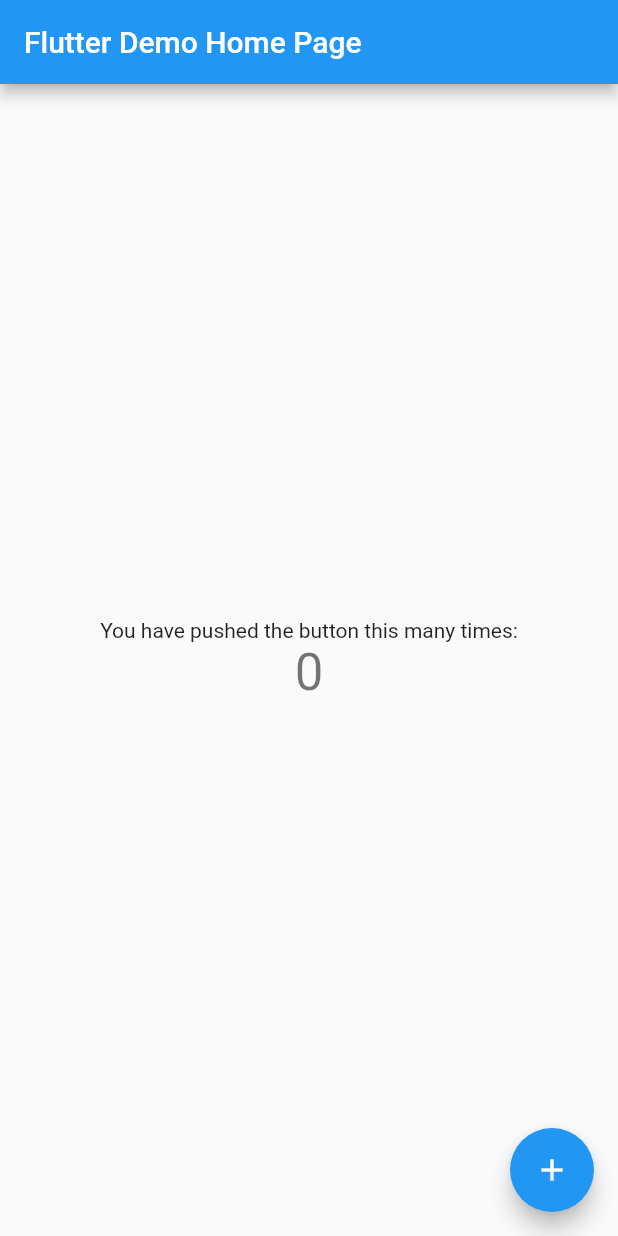
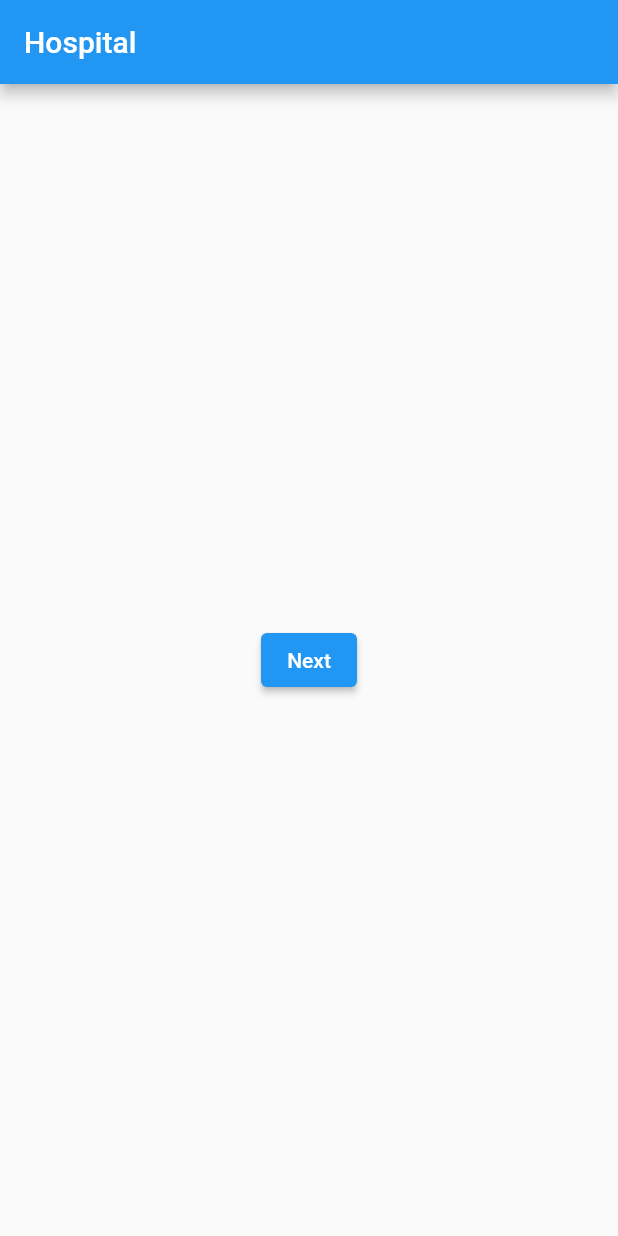
Before and after one commit to zubairbhuian/hospital, a Flutter app: the screen it shows after launch, on a phone screen of 412 x 824 dp. Run offline on Flutter 3.47's test engine with Material 2 defaults, Android fonts, the phone set to English and light mode, and no system bars; our stand-ins replace firebase_core, flutter_screenutil, get; accounts and stored records are empty.

Commit message:
1.6.22.1

```diff
--- /dev/null
+++ b/App.txt
@@ -0,0 +1,2 @@
+SHA1: 54:AD:F4:BA:39:C5:EE:23:F1:DE:92:DB:6D:6F:54:FF:0B:86:3B:6C
+SHA-256: 75:72:55:8E:40:82:A8:18:7F:D3:3E:56:AB:6B:84:4E:13:43:34:B1:28:3E:AA:21:73:3
--- a/lib/main.dart
+++ b/lib/main.dart
@@ -1,115 +1,51 @@
+import 'package:firebase_core/firebase_core.dart';
 import 'package:flutter/material.dart';
+import 'package:flutter_screenutil/flutter_screenutil.dart';
+import 'package:get/get.dart';
+import 'package:get/get_navigation/get_navigation.dart';
+import 'package:hospital/screens/demo.dart';
 
-void main() {
+Future main() async {
+  WidgetsFlutterBinding.ensureInitialized();
+  await Firebase.initializeApp();
   runApp(const MyApp());
 }
 
 class MyApp extends StatelessWidget {
   const MyApp({Key? key}) : super(key: key);
 
-  // This widget is the root of your application.
   @override
   Widget build(BuildContext context) {
-    return MaterialApp(
-      title: 'Flutter Demo',
-      theme: ThemeData(
-        // This is the theme of your application.
-        //
-        // Try running your application with "flutter run". You'll see the
-        // application has a blue toolbar. Then, without quitting the app, try
-        // changing the primarySwatch below to Colors.green and then invoke
-        // "hot reload" (press "r" in the console where you ran "flutter run",
-        // or simply save your changes to "hot reload" in a Flutter IDE).
-        // Notice that the counter didn't reset back to zero; the application
-        // is not restarted.
-        primarySwatch: Colors.blue,
-      ),
-      home: const MyHomePage(title: 'Flutter Demo Home Page'),
+    return ScreenUtilInit(
+        designSize: const Size(360, 690),
+        minTextAdapt: true,
+        splitScreenMode: true,
+        builder: ((context, child) => GetMaterialApp(
+              debugShowCheckedModeBanner: false,
+              theme: ThemeData(primarySwatch: Colors.blue),
+              home: Scaffold(
+                appBar: AppBar(
+                  title: const Text('Hospital'),
+                ),
+                body: const Home(),
+              ),
+            )));
+  }
+}
+
+class Home extends StatelessWidget {
+  const Home({
+    Key? key,
+  }) : super(key: key);
+
+  @override
+  Widget build(BuildContext context) {
+    return Center(
+      child: ElevatedButton(
+          onPressed: () {
+            Get.to(const Demo());
+          },
+          child: const Text('Next')),
     );
   }
 }
-
-class MyHomePage extends StatefulWidget {
-  const MyHomePage({Key? key, required this.title}) : super(key: key);
-
-  // This widget is the home page of your application. It is stateful, meaning
-  // that it has a State object (defined below) that contains fields that affect
-  // how it looks.
-
-  // This class is the configuration for the state. It holds the values (in this
-  // case the title) provided by the parent (in this case the App widget) and
-  // used by the build method of the State. Fields in a Widget subclass are
-  // always marked "final".
-
-  final String title;
-
-  @override
-  State<MyHomePage> createState() => _MyHomePageState();
-}
-
-class _MyHomePageState extends State<MyHomePage> {
-  int _counter = 0;
-
-  void _incrementCounter() {
-    setState(() {
-      // This call to setState tells the Flutter framework that something has
-      // changed in this State, which causes it to rerun the build method below
-      // so that the display can reflect the updated values. If we changed
-      // _counter without calling setState(), then the build method would not be
-      // called again, and so nothing would appear to happen.
-      _counter++;
-    });
-  }
-
-  @override
-  Widget build(BuildContext context) {
-    // This method is rerun every time setState is called, for instance as done
-    // by the _incrementCounter method above.
-    //
-    // The Flutter framework has been optimized to make rerunning build methods
-    // fast, so that you can just rebuild anything that needs updating rather
-    // than having to individually change instances of widgets.
-    return Scaffold(
-      appBar: AppBar(
-        // Here we take the value from the MyHomePage object that was created by
-        // the App.build method, and use it to set our appbar title.
-        title: Text(widget.title),
-      ),
-      body: Center(
-        // Center is a layout widget. It takes a single child and positions it
-        // in the middle of the parent.
-        child: Column(
-          // Column is also a layout widget. It takes a list of children and
-          // arranges them vertically. By default, it sizes itself to fit its
-          // children horizontally, and tries to be as tall as its parent.
-          //
-          // Invoke "debug painting" (press "p" in the console, choose the
-          // "Toggle Debug Paint" action from the Flutter Inspector in Android
-          // Studio, or the "Toggle Debug Paint" command in Visual Studio Code)
-          // to see the wireframe for each widget.
-          //
-          // Column has various properties to control how it sizes itself and
-          // how it positions its children. Here we use mainAxisAlignment to
-          // center the children vertically; the main axis here is the vertical
-          // axis because Columns are vertical (the cross axis would be
-          // horizontal).
-          mainAxisAlignment: MainAxisAlignment.center,
-          children: <Widget>[
-            const Text(
-              'You have pushed the button this many times:',
-            ),
-            Text(
-              '$_counter',
-              style: Theme.of(context).textTheme.headline4,
-            ),
-          ],
-        ),
-      ),
-      floatingActionButton: FloatingActionButton(
-        onPressed: _incrementCounter,
-        tooltip: 'Increment',
-        child: const Icon(Icons.add),
-      ), // This trailing comma makes auto-formatting nicer for build methods.
-    );
-  }
-}
--- a/pubspec.yaml
+++ b/pubspec.yaml
@@ -34,6 +34,11 @@
   # The following adds the Cupertino Icons font to your application.
   # Use with the CupertinoIcons class for iOS style icons.
   cupertino_icons: ^1.0.2
+  firebase_auth: ^3.3.19
+  firebase_core: ^1.17.1
+  firebase_database: ^9.0.15
+  get: ^4.6.5
+  flutter_screenutil: ^5.5.3+2
 
 dev_dependencies:
   flutter_test:
```
Also changed, not shown: lib/screens/demo.dart (added, +20 -0 lines), pubspec.lock, 4 other files.
